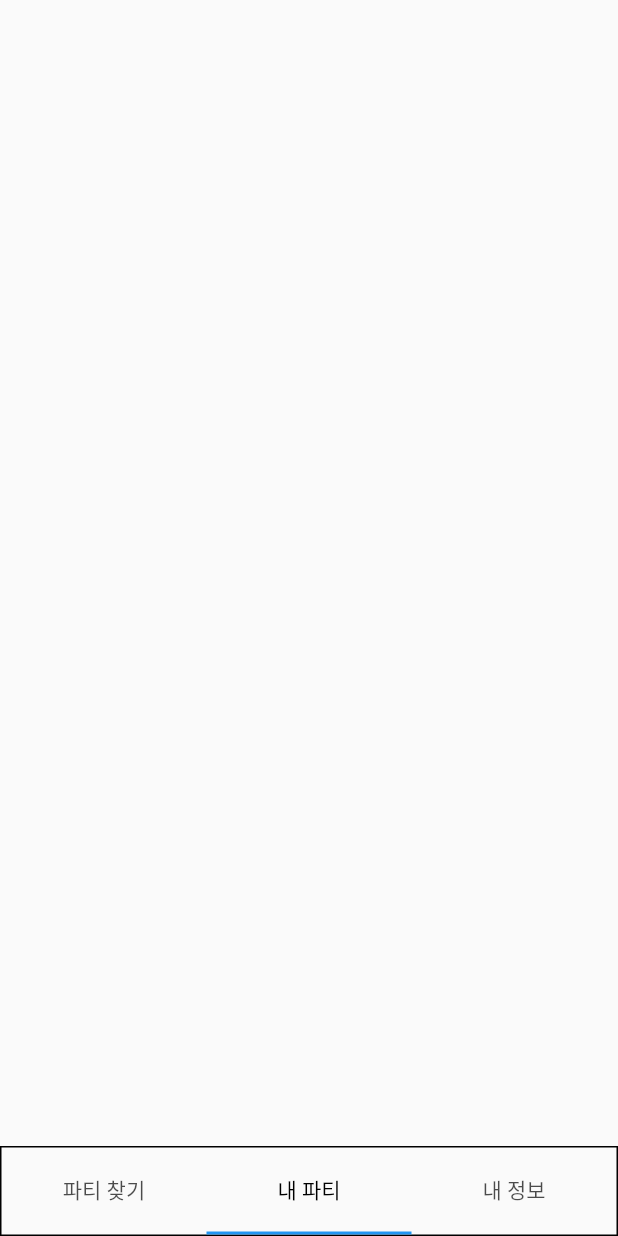
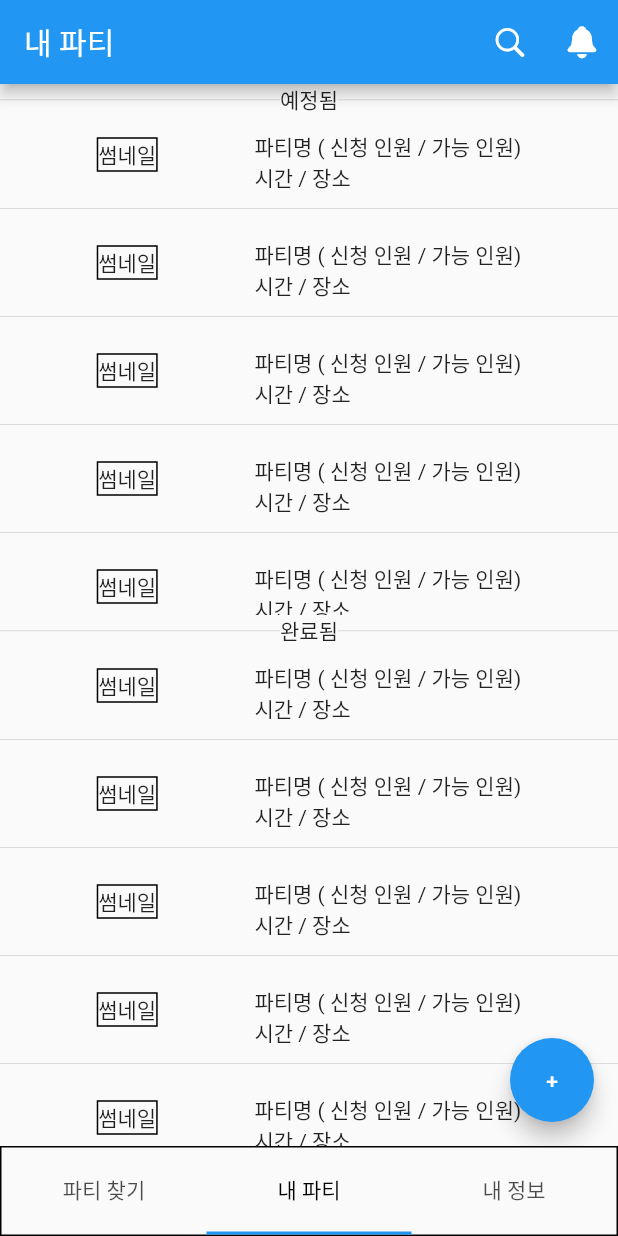
Before and after one commit to Dawon00/snack-party, a Flutter app: the screen it shows after launch, item 2 of the bottom bar chosen, on a phone screen of 412 x 824 dp. Run offline on Flutter 3.47's test engine with Material 2 defaults, Android fonts, the light colour scheme and no system bars; our stand-ins replace flutter_form_builder.

Commit message:
FEAT - 내 파티 페이지 구현

```diff
--- a/lib/main.dart
+++ b/lib/main.dart
@@ -1,7 +1,7 @@
 import 'package:flutter/material.dart';
 import 'package:snack_party/screen/home_screen.dart';
-import 'package:snack_party/screen/login_screen.dart';
 import 'package:snack_party/screen/my_info_screen.dart';
+import 'package:snack_party/screen/my_party_screen.dart';
 import 'package:snack_party/widget/bottom_bar.dart';
 
 void main() {
@@ -27,8 +27,7 @@ class _MyAppState extends State<MyApp> {
             physics: NeverScrollableScrollPhysics(),
             children: [
               HomeScreen(),
-              Container(), //my_party_screen
-              // LoginScreen(), //my_info_screen
+              MyPartyScreen(),
               MyInfoScreen(),
             ],
           ),
--- a/lib/screen/my_party_screen.dart
+++ b/lib/screen/my_party_screen.dart
@@ -0,0 +1,129 @@
+import 'package:flutter/cupertino.dart';
+import 'package:flutter/material.dart';
+import 'package:snack_party/screen/party_screen.dart';
+import 'package:snack_party/widget/add_party_button.dart';
+
+class MyPartyScreen extends StatefulWidget {
+  const MyPartyScreen({Key? key}) : super(key: key);
+
+  @override
+  State<MyPartyScreen> createState() => _MyPartyScreenState();
+}
+
+class _MyPartyScreenState extends State<MyPartyScreen> {
+  var scroll = ScrollController();
+
+  @override
+  Widget build(BuildContext context) {
+    return Scaffold(
+      appBar: AppBar(
+        title: Text('내 파티'),
+        actions: [
+          IconButton(onPressed: () {}, icon: Icon(CupertinoIcons.search)),
+          IconButton(onPressed: () {}, icon: Icon(CupertinoIcons.bell_fill))
+        ],
+      ),
+      body: Column(
+        children: [
+          // 예정됨
+          Row(
+            children: <Widget>[
+              Expanded(child: Divider()),
+              Text("예정됨"),
+              Expanded(child: Divider()),
+            ],
+          ),
+          Expanded(
+            child: ListView.separated(
+              separatorBuilder: (c, i) => const Divider(
+                height: 20.0,
+              ),
+              itemCount: 5,
+              controller: scroll,
+              itemBuilder: (c, i) {
+                return GestureDetector(
+                  child: Row(
+                    mainAxisAlignment: MainAxisAlignment.spaceEvenly,
+                    children: [
+                      Container(
+                        child: Text('썸네일'),
+                        decoration: BoxDecoration(border: Border.all()),
+                      ),
+                      Column(
+                        crossAxisAlignment: CrossAxisAlignment.start,
+                        children: [
+                          Padding(padding: EdgeInsets.all(5)),
+                          Text(
+                            '파티명 ( 신청 인원 / 가능 인원)',
+                          ),
+                          Text('시간 / 장소')
+                        ],
+                      ),
+                    ],
+                  ),
+                  onTap: () {
+                    Navigator.push(
+                      context,
+                      CupertinoPageRoute(
+                        builder: (c) => PartyScreen(),
+                      ),
+                    );
+                  },
+                );
+              },
+            ),
+          ),
+          // 완료됨
+          Row(
+            children: <Widget>[
+              Expanded(child: Divider()),
+              Text("완료됨"),
+              Expanded(child: Divider()),
+            ],
+          ),
+          Expanded(
+            child: ListView.separated(
+              separatorBuilder: (c, i) => const Divider(
+                height: 20.0,
+              ),
+              itemCount: 100,
+              controller: scroll,
+              itemBuilder: (c, i) {
+                return GestureDetector(
+                  child: Row(
+                    mainAxisAlignment: MainAxisAlignment.spaceEvenly,
+                    children: [
+                      Container(
+                        child: Text('썸네일'),
+                        decoration: BoxDecoration(border: Border.all()),
+                      ),
+                      Column(
+                        crossAxisAlignment: CrossAxisAlignment.start,
+                        children: [
+                          Padding(padding: EdgeInsets.all(5)),
+                          Text(
+                            '파티명 ( 신청 인원 / 가능 인원)',
+                          ),
+                          Text('시간 / 장소')
+                        ],
+                      ),
+                    ],
+                  ),
+                  onTap: () {
+                    Navigator.push(
+                      context,
+                      CupertinoPageRoute(
+                        builder: (c) => PartyScreen(),
+                      ),
+                    );
+                  },
+                );
+              },
+            ),
+          ),
+        ],
+      ),
+      floatingActionButton: AddPartyButton(),
+    );
+  }
+}
```
